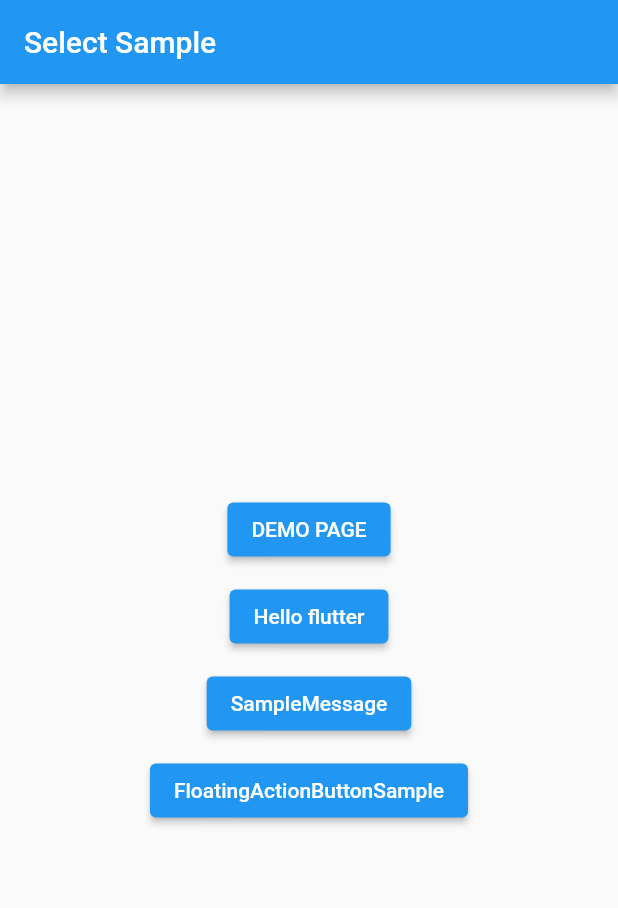
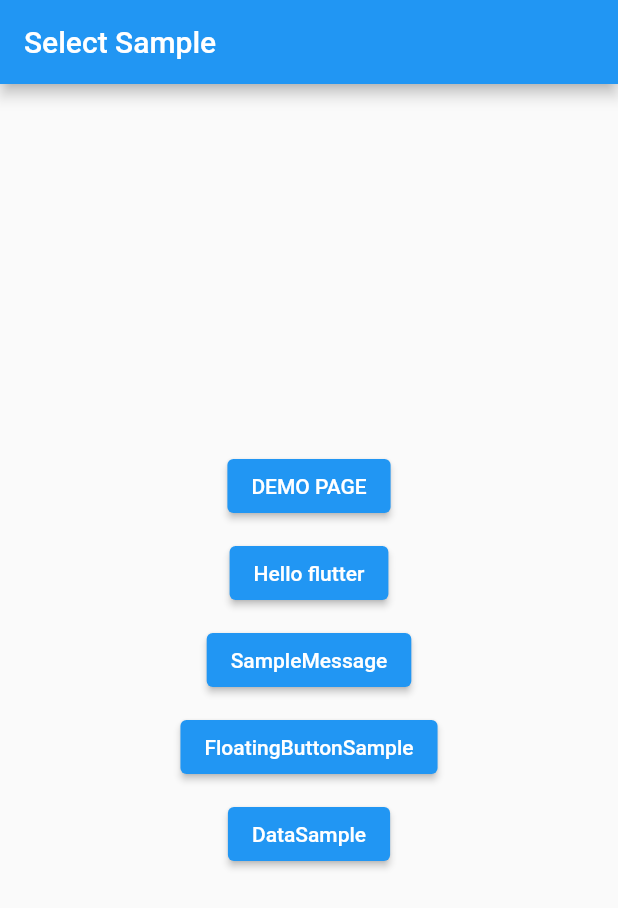
Before and after one commit to expensive-garbage/Kashiwara0205-flutter_samples, a Flutter app: the screen it shows after launch, on a phone screen of 412 x 824 dp. Shown: the top 908 px of the screen. Run offline on Flutter 3.47's test engine with Material 2 defaults, Android fonts, the light colour scheme and no system bars.

Commit message:
Add data_sample.dart

```diff
--- a/lib/menu.dart
+++ b/lib/menu.dart
@@ -3,6 +3,7 @@ import "demo.dart";
 import 'hello_flutter.dart';
 import "sample_message.dart";
 import "floating_action_button_sample.dart";
+import "data_sample.dart";
 
 void main() => runApp(const Menu());
 
@@ -65,7 +66,14 @@ class _MenuPageState extends State<MenuPage> {
                 child: ElevatedButton(
                     key: null,
                     onPressed: onClickFloatingActionButtonSample,
-                    child: const Text("FloatingActionButtonSample")),
+                    child: const Text("FloatingButtonSample")),
+              ),
+              Padding(
+                padding: const EdgeInsets.all(5.0),
+                child: ElevatedButton(
+                    key: null,
+                    onPressed: onClickDataSample,
+                    child: const Text("DataSample")),
               ),
             ])));
   }
@@ -98,4 +106,11 @@ class _MenuPageState extends State<MenuPage> {
           builder: (context) => const FloatingActionButtonSample()),
     );
   }
+
+  void onClickDataSample() {
+    Navigator.push(
+      context,
+      MaterialPageRoute(builder: (context) => const DataSample()),
+    );
+  }
 }
```
Also changed, not shown: lib/data_sample.dart (added, +66 -0 lines).
